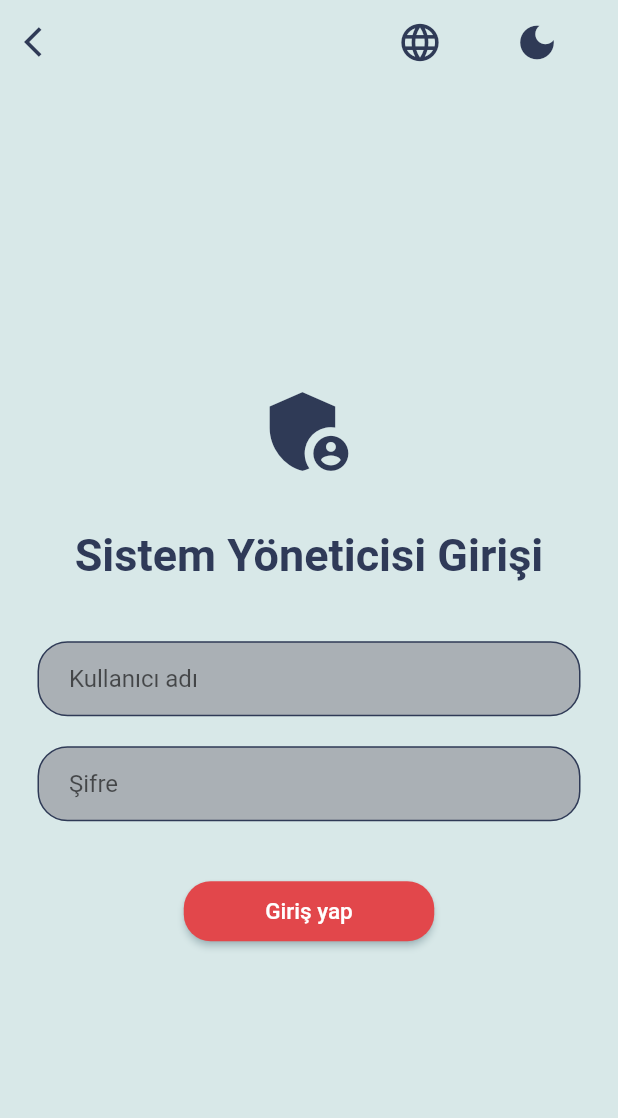
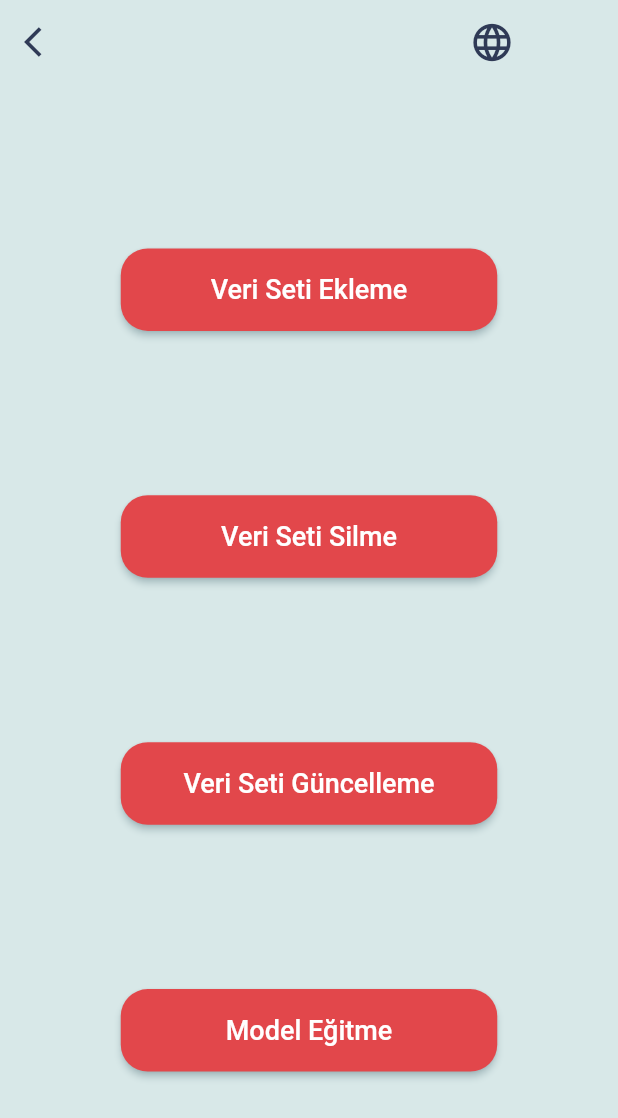
Before and after one commit to begumzengin/ParsyBot, a Flutter app: the AdminLogin screen opened directly, after a tap on "Giriş yap", on a phone screen of 412 x 824 dp. Shown: the top 1118 px of the screen. Run offline on Flutter 3.47's test engine with Material 2 defaults, Android fonts, the phone set to English and light mode, and no system bars.

Commit message:
light admin page

```diff
--- a/parsybot/lib/screens/light_admin_login.dart
+++ b/parsybot/lib/screens/light_admin_login.dart
@@ -2,6 +2,7 @@ import 'package:parsybot/constants.dart';
 import 'package:flutter/material.dart';
 import 'package:parsybot/screens/dark_admin_login.dart';
 import 'package:parsybot/screens/light_landing_page.dart';
+import 'package:parsybot/screens/light_admin_page.dart';
 
 class AdminLogin extends StatelessWidget {
   @override
@@ -100,7 +101,12 @@ class AdminLogin extends StatelessWidget {
                 width: 167,
                 height: 40,
                 child: ElevatedButton(
-                    onPressed: () {},
+                    onPressed: () {
+                      Navigator.push(
+                          context,
+                          MaterialPageRoute(
+                              builder: (context) => LightAdminPage()));
+                    },
                     child: Text('Giriş yap',
                         style: TextStyle(color: Colors.white, fontSize: 15)),
                     style: ButtonStyle(
--- /dev/null
+++ b/parsybot/lib/screens/light_admin_page.dart
@@ -0,0 +1,104 @@
+import 'package:parsybot/constants.dart';
+import 'package:flutter/material.dart';
+import 'package:parsybot/screens/dark_admin_login.dart';
+import 'package:parsybot/screens/light_landing_page.dart';
+
+class LightAdminPage extends StatelessWidget {
+  @override
+  Widget build(BuildContext context) {
+    return Scaffold(
+        appBar: AppBar(
+          elevation: 0,
+          backgroundColor: lightBackground,
+          iconTheme: IconThemeData(color: pickledBluewood),
+          leading: IconButton(
+            icon: Icon(Icons.arrow_back_ios, color: pickledBluewood),
+            onPressed: () => Navigator.push(context,
+                MaterialPageRoute(builder: (context) => LandingPage())),
+          ),
+          actions: <Widget>[
+            Padding(
+                padding: EdgeInsets.only(right: 30.0),
+                child: IconButton(
+                  onPressed: () {},
+                  icon: Icon(Icons.language, color: pickledBluewood, size: 30),
+                )),
+            Padding(
+              padding: EdgeInsets.only(right: 30.0),
+            )
+          ],
+        ),
+        backgroundColor: lightBackground,
+        body: Center(
+          child: Column(
+            mainAxisAlignment: MainAxisAlignment.spaceEvenly,
+            children: <Widget>[
+              SizedBox(
+                width: 251,
+                height: 55,
+                child: ElevatedButton(
+                    onPressed: () {},
+                    child: Text('Veri Seti Ekleme',
+                        style: TextStyle(color: Colors.white, fontSize: 18)),
+                    style: ButtonStyle(
+                      backgroundColor:
+                          MaterialStateProperty.all<Color>(cinnabar),
+                      shadowColor: MaterialStateProperty.all<Color>(sinbad),
+                      shape: MaterialStateProperty.all<RoundedRectangleBorder>(
+                          RoundedRectangleBorder(
+                              borderRadius: BorderRadius.circular(18.0))),
+                    )),
+              ),
+              SizedBox(
+                width: 251,
+                height: 55,
+                child: ElevatedButton(
+                    onPressed: () {},
+                    child: Text('Veri Seti Silme',
+                        style: TextStyle(color: Colors.white, fontSize: 18)),
+                    style: ButtonStyle(
+                      backgroundColor:
+                          MaterialStateProperty.all<Color>(cinnabar),
+                      shadowColor: MaterialStateProperty.all<Color>(sinbad),
+                      shape: MaterialStateProperty.all<RoundedRectangleBorder>(
+                          RoundedRectangleBorder(
+                              borderRadius: BorderRadius.circular(18.0))),
+                    )),
+              ),
+              SizedBox(
+                width: 251,
+                height: 55,
+                child: ElevatedButton(
+                    onPressed: () {},
+                    child: Text('Veri Seti Güncelleme',
+                        style: TextStyle(color: Colors.white, fontSize: 18)),
+                    style: ButtonStyle(
+                      backgroundColor:
+                          MaterialStateProperty.all<Color>(cinnabar),
+                      shadowColor: MaterialStateProperty.all<Color>(sinbad),
+                      shape: MaterialStateProperty.all<RoundedRectangleBorder>(
+                          RoundedRectangleBorder(
+                              borderRadius: BorderRadius.circular(18.0))),
+                    )),
+              ),
+              SizedBox(
+                width: 251,
+                height: 55,
+                child: ElevatedButton(
+                    onPressed: () {},
+                    child: Text('Model Eğitme',
+                        style: TextStyle(color: Colors.white, fontSize: 18)),
+                    style: ButtonStyle(
+                      backgroundColor:
+                          MaterialStateProperty.all<Color>(cinnabar),
+                      shadowColor: MaterialStateProperty.all<Color>(sinbad),
+                      shape: MaterialStateProperty.all<RoundedRectangleBorder>(
+                          RoundedRectangleBorder(
+                              borderRadius: BorderRadius.circular(18.0))),
+                    )),
+              ),
+            ],
+          ),
+        ));
+  }
+}
```
